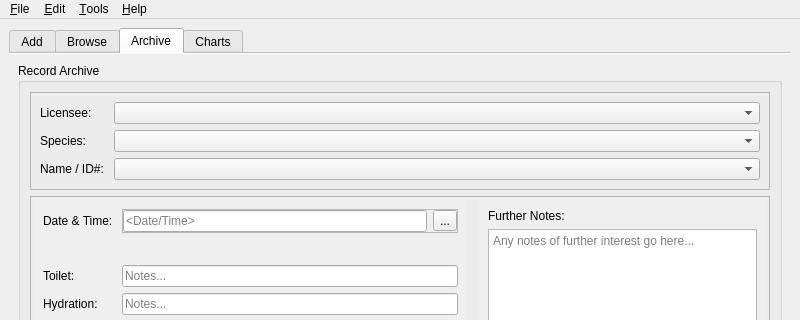
Before: the Qt Designer form src/gui/herpapp.ui in GekkoFyre/HerpLog, drawn with Qt 5; both pictures show x 0 to 800 and y 0 to 320 of the 800 by 800 pixel window.
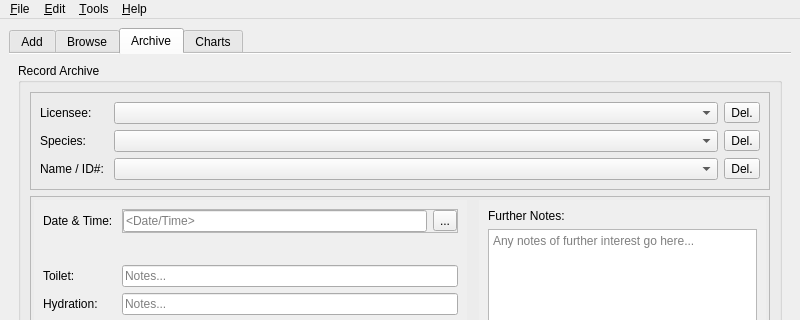
After: the same form once the commit is applied. The open tabs and pages were chosen to show the change.

Commit message: * Nearing the completion of being able to delete categories! (i.e. `Licensee`, `Species`, and `Animal ID`) * Cleaned up the code a little, and made things a bit more readable.     * Primarily renamed some variables and parameters so they are clearer in what their function is supposed to be.

What changed in the file:
```diff
--- a/src/gui/herpapp.ui
+++ b/src/gui/herpapp.ui
@@ -776,7 +776,35 @@
                    </widget>
                   </item>
                   <item row="0" column="1">
-                   <widget class="QComboBox" name="comboBox_view_records_licensee"/>
+                   <widget class="QFrame" name="frame_view_records_licensee_comboBox">
+                    <property name="frameShape">
+                     <enum>QFrame::NoFrame</enum>
+                    </property>
+                    <layout class="QHBoxLayout" name="horizontalLayout_9">
+                     <property name="leftMargin">
+                      <number>0</number>
+                     </property>
+                     <property name="topMargin">
+                      <number>0</number>
+                     </property>
+                     <property name="rightMargin">
+                      <number>0</number>
+                     </property>
+                     <property name="bottomMargin">
+                      <number>0</number>
+                     </property>
+                     <item>
+                      <widget class="QComboBox" name="comboBox_view_records_licensee"/>
+                     </item>
+                     <item>
+                      <widget class="QToolButton" name="toolButton_view_records_licensee">
+                       <property name="text">
+                        <string>Del.</string>
+                       </property>
+                      </widget>
+                     </item>
+                    </layout>
+                   </widget>
                   </item>
                   <item row="1" column="0">
                    <widget class="QLabel" name="label_view_records_species">
@@ -785,9 +813,6 @@
                     </property>
                    </widget>
                   </item>
-                  <item row="1" column="1">
-                   <widget class="QComboBox" name="comboBox_view_records_species"/>
-                  </item>
                   <item row="2" column="0">
                    <widget class="QLabel" name="label_view_records_animal_id">
                     <property name="text">
@@ -795,8 +820,70 @@
                     </property>
                    </widget>
                   </item>
+                  <item row="1" column="1">
+                   <widget class="QFrame" name="frame_view_records_species_comboBox">
+                    <property name="frameShape">
+                     <enum>QFrame::NoFrame</enum>
+                    </property>
+                    <layout class="QHBoxLayout" name="horizontalLayout_10">
+                     <property name="leftMargin">
+                      <number>0</number>
+                     </property>
+                     <property name="topMargin">
+                      <number>0</number>
+                     </property>
+                     <property name="rightMargin">
+                      <number>0</number>
+                     </property>
+                     <property name="bottomMargin">
+                      <number>0</number>
+                     </property>
+                     <item>
+                      <widget class="QComboBox" name="comboBox_view_records_species"/>
+                     </item>
+                     <item>
+                      <widget class="QToolButton" name="toolButton_view_records_species">
+                       <property name="text">
+                        <string>Del.</string>
+                       </property>
+                      </widget>
+                     </item>
+                    </layout>
+                   </widget>
+                  </item>
                   <item row="2" column="1">
-                   <widget class="QComboBox" name="comboBox_view_records_animal_name"/>
+                   <widget class="QFrame" name="frame_view_records_animal_comboBox">
+                    <property name="frameShape">
+                     <enum>QFrame::NoFrame</enum>
+                    </property>
+                    <property name="frameShadow">
+                     <enum>QFrame::Raised</enum>
+                    </property>
+                    <layout class="QHBoxLayout" name="horizontalLayout_11">
+                     <property name="leftMargin">
+                      <number>0</number>
+                     </property>
+                     <property name="topMargin">
+                      <number>0</number>
+                     </property>
+                     <property name="rightMargin">
+                      <number>0</number>
+                     </property>
+                     <property name="bottomMargin">
+                      <number>0</number>
+                     </property>
+                     <item>
+                      <widget class="QComboBox" name="comboBox_view_records_animal_name"/>
+                     </item>
+                     <item>
+                      <widget class="QToolButton" name="toolButton_view_records_animal">
+                       <property name="text">
+                        <string>Del.</string>
+                       </property>
+                      </widget>
+                     </item>
+                    </layout>
+                   </widget>
                   </item>
                  </layout>
                 </widget>
```
Left out of the diff: 3 changed lines with no effect on the pictures. The commit also changes 7 other files.
